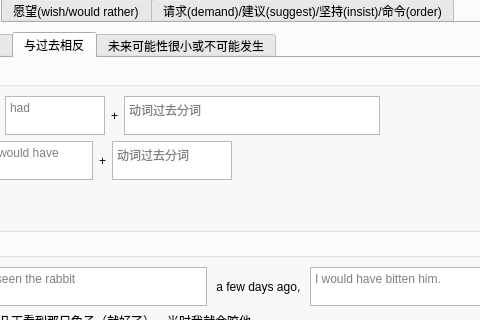
First picture: the form in ui/EnglishPractice.ui, repository SuWeipeng/EnglishPractice, before the edit; both pictures show x 114 to 594 and y 114 to 434 of the 1040 by 696 pixel window.
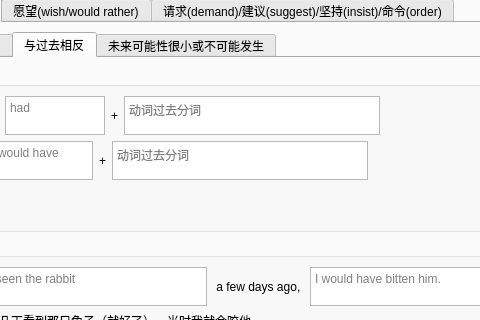
Second picture: the form after the edit. The open tabs and pages were chosen to show the change.

Commit message: 调整 ui

```diff
--- a/ui/EnglishPractice.ui
+++ b/ui/EnglishPractice.ui
@@ -1491,7 +1491,7 @@
                              <widget class="QTextEdit" name="textEdit_35">
                               <property name="maximumSize">
                                <size>
-                                <width>120</width>
+                                <width>300</width>
                                 <height>39</height>
                                </size>
                               </property>
```
